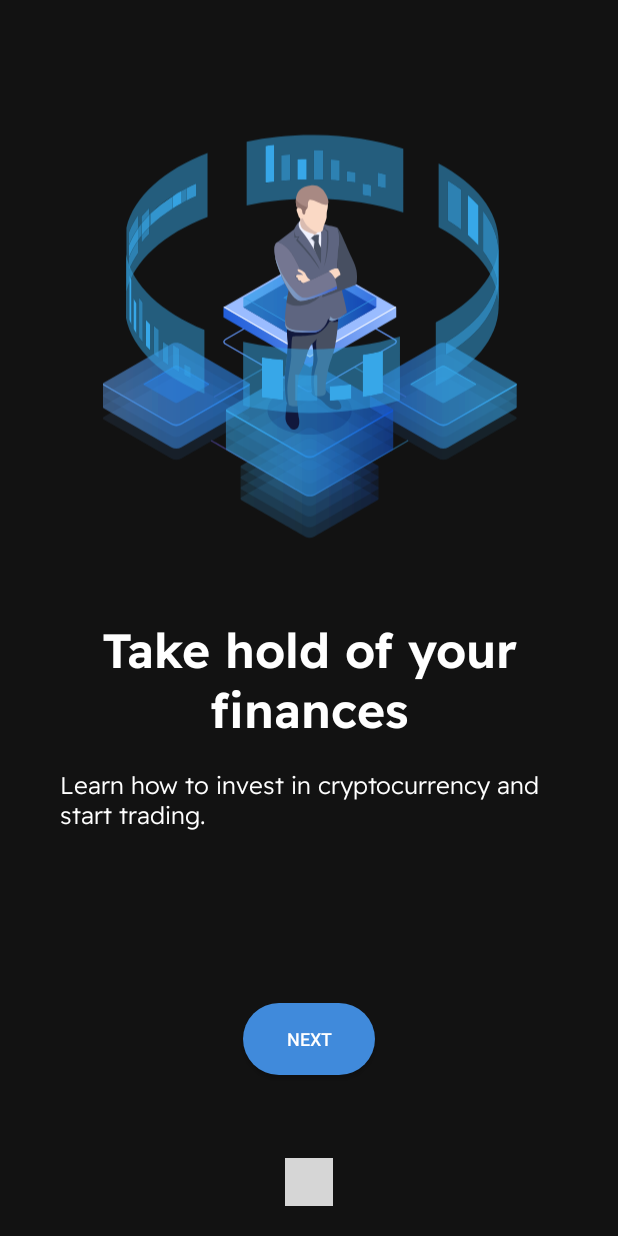
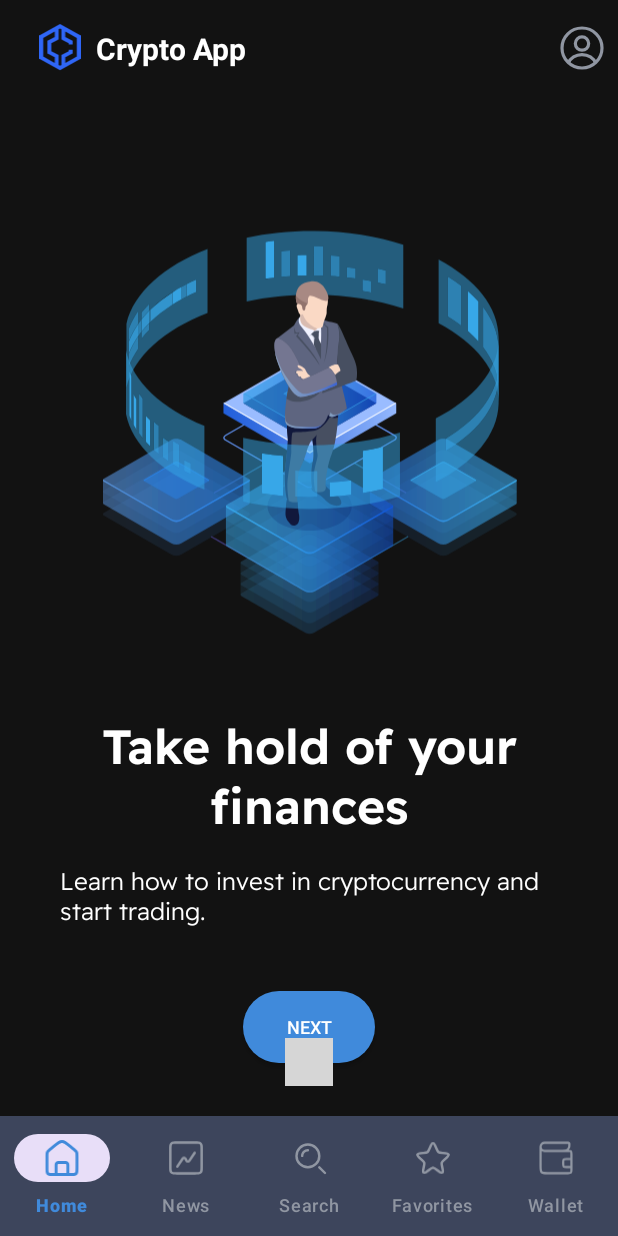
Before and after one commit to Kochipek/ForInvest-Crypto, an Android app: the screen it shows after launch (MainActivity), on a phone screen of 412 x 824 dp. Run offline under Robolectric (Android 15) with nearby library versions, the phone set to English and light mode, and no system bars; our stand-ins replace Dagger/Hilt's generated code, navigation-ui; libraries missing offline, so code that uses them is left out: com.tbuonomo.viewpagerdotsindicator; plain views replace DotsIndicator; 2 statements that could not run were skipped; grey boxes are pictures that could not be loaded.

Commit message:
add bottom navigation and toolbar

```diff
--- /dev/null
+++ b/app/src/main/res/color/bottom_nav_item_color.xml
@@ -0,0 +1,5 @@
+<?xml version="1.0" encoding="utf-8"?>
+<selector xmlns:android="http://schemas.android.com/apk/res/android">
+    <item android:color="@color/primary_blue" android:state_checked="true" />
+    <item android:color="@color/dark_secondary" android:state_checked="false" />
+</selector>
--- a/app/src/main/res/layout/activity_main.xml
+++ b/app/src/main/res/layout/activity_main.xml
@@ -1,6 +1,5 @@
 <?xml version="1.0" encoding="utf-8"?>
-<androidx.constraintlayout.widget.ConstraintLayout
-    xmlns:android="http://schemas.android.com/apk/res/android"
+<androidx.constraintlayout.widget.ConstraintLayout xmlns:android="http://schemas.android.com/apk/res/android"
     xmlns:app="http://schemas.android.com/apk/res-auto"
     xmlns:tools="http://schemas.android.com/tools"
     android:id="@+id/main"
@@ -9,16 +8,87 @@
     android:background="@color/dark_background"
     tools:context=".core.ui.MainActivity">
 
+    <androidx.appcompat.widget.Toolbar
+        android:id="@+id/toolbar"
+        android:layout_width="match_parent"
+        android:layout_height="?attr/actionBarSize"
+        android:background="@color/dark_background"
+        android:elevation="4dp"
+        android:theme="@style/ThemeOverlay.AppCompat.ActionBar"
+        app:layout_constraintStart_toStartOf="parent"
+        app:layout_constraintTop_toTopOf="parent"
+        app:popupTheme="@style/ThemeOverlay.AppCompat.Light">
+
+        <androidx.constraintlayout.widget.ConstraintLayout
+            android:layout_width="match_parent"
+            android:layout_height="match_parent">
+
+            <androidx.appcompat.widget.AppCompatImageView
+                android:id="@+id/toolbarLogo"
+                android:layout_width="32dp"
+                android:layout_height="32dp"
+                android:layout_marginStart="8dp"
+                android:src="@drawable/app_logo"
+                app:layout_constraintBottom_toBottomOf="parent"
+                app:layout_constraintStart_toStartOf="parent"
+                app:layout_constraintTop_toTopOf="parent" />
+
+            <androidx.appcompat.widget.AppCompatTextView
+                android:id="@+id/toolbarTitle"
+                android:layout_width="wrap_content"
+                android:layout_height="wrap_content"
+                android:layout_marginStart="8dp"
+                android:text="@string/crypto_app"
+                android:textColor="@android:color/white"
+                android:textSize="20sp"
+                android:textStyle="bold"
+                app:layout_constraintBottom_toBottomOf="parent"
+                app:layout_constraintStart_toEndOf="@id/toolbarLogo"
+                app:layout_constraintTop_toTopOf="parent" />
+
+            <androidx.appcompat.widget.AppCompatImageView
+                android:id="@+id/toolbar_profile"
+                android:layout_width="32dp"
+                android:layout_height="32dp"
+                android:layout_marginEnd="8dp"
+                android:src="@drawable/ic_profile"
+                app:layout_constraintBottom_toBottomOf="parent"
+                app:layout_constraintEnd_toEndOf="parent"
+                app:layout_constraintTop_toTopOf="parent" />
+
+        </androidx.constraintlayout.widget.ConstraintLayout>
+
+    </androidx.appcompat.widget.Toolbar>
 
     <androidx.fragment.app.FragmentContainerView
         android:id="@+id/navHostFragment"
         android:name="androidx.navigation.fragment.NavHostFragment"
-        android:layout_width="match_parent"
-        android:layout_height="match_parent"
+        android:layout_width="0dp"
+        android:layout_height="0dp"
         app:defaultNavHost="true"
+        app:layout_constraintBottom_toTopOf="@id/bottomNav"
+        app:layout_constraintEnd_toEndOf="parent"
+        app:layout_constraintStart_toStartOf="parent"
+        app:layout_constraintTop_toBottomOf="@+id/toolbar"
+        app:navGraph="@navigation/navigation_graph" />
+
+    <com.google.android.material.bottomnavigation.BottomNavigationView
+        android:id="@+id/bottomNav"
+        android:layout_width="0dp"
+        android:layout_height="wrap_content"
+        android:background="@color/dark_outline"
+        android:outlineProvider="none"
+        app:contentInsetStart="0dp"
+        app:contentInsetStartWithNavigation="0dp"
+        app:fabCradleRoundedCornerRadius="25dp"
+        app:itemHorizontalTranslationEnabled="false"
+        app:itemIconTint="@color/bottom_nav_item_color"
+        app:itemRippleColor="@null"
+        app:itemTextColor="@color/bottom_nav_item_color"
+        app:labelVisibilityMode="labeled"
         app:layout_constraintBottom_toBottomOf="parent"
         app:layout_constraintEnd_toEndOf="parent"
         app:layout_constraintStart_toStartOf="parent"
-        app:layout_constraintTop_toTopOf="parent"
-        app:navGraph="@navigation/navigation_graph" />
+        app:menu="@menu/bottom_nav_menu" />
+
 </androidx.constraintlayout.widget.ConstraintLayout>
--- /dev/null
+++ b/app/src/main/res/menu/bottom_nav_menu.xml
@@ -0,0 +1,22 @@
+<?xml version="1.0" encoding="utf-8"?>
+<menu xmlns:android="http://schemas.android.com/apk/res/android">
+    <item android:id="@+id/homeFragment"
+        android:title="@string/home"
+        android:icon="@drawable/ic_home"/>
+
+    <item android:id="@+id/newsFragment"
+        android:title="@string/News"
+        android:icon="@drawable/ic_news"/>
+
+    <item android:id="@+id/searchFragment"
+        android:title="@string/Search"
+        android:icon="@drawable/ic_search"/>
+
+    <item android:id="@+id/favoriteCoinsFragment"
+        android:title="@string/Favorites"
+        android:icon="@drawable/ic_favorite"/>
+
+    <item android:id="@+id/walletFragment"
+        android:title="@string/Wallet"
+        android:icon="@drawable/ic_wallet"/>
+</menu>
```
